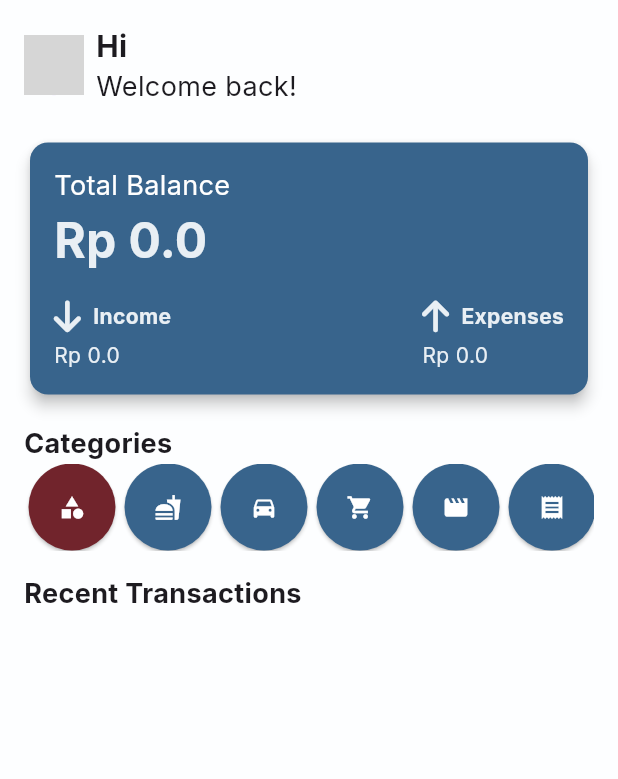
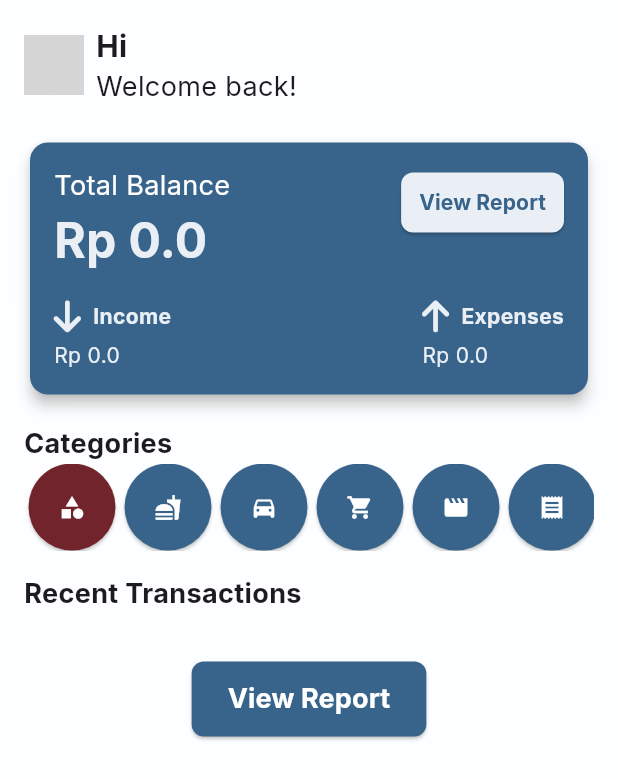
Before and after one commit to VinChriZ/MoneyManager, a Flutter app: the HomeScreen screen opened directly, on a phone screen of 412 x 824 dp. Shown: the top 779 px of the screen. Run offline on Flutter 3.47's test engine with Material 3 defaults, Android fonts, the phone set to English and light mode, and no system bars; our stand-ins replace cloud_firestore, firebase_auth, firebase_core, fl_chart, flutter_speed_dial, flutter_svg and 5 more; accounts and stored records are empty; network calls fail; grey boxes are pictures that could not be loaded.

Commit message:
Add View Report Button

```diff
--- a/lib/home.dart
+++ b/lib/home.dart
@@ -1,6 +1,7 @@
 import 'package:flutter/material.dart';
 import 'package:firebase_auth/firebase_auth.dart';
 import 'package:cloud_firestore/cloud_firestore.dart';
+import 'package:flutter_moneymanager/report.dart';
 import 'package:font_awesome_flutter/font_awesome_flutter.dart';
 import 'package:fl_chart/fl_chart.dart';
 import 'package:google_fonts/google_fonts.dart';
@@ -195,7 +196,9 @@ class _HomeScreenState extends State<HomeScreen> {
                       elevation: 4.0,
                       child: Padding(
                         padding: const EdgeInsets.all(16.0),
-                        child: Column(
+                        child: Stack(
+                          children: [
+                            Column(
                               crossAxisAlignment: CrossAxisAlignment.start,
                               children: [
                                 Text(
@@ -212,10 +215,12 @@ class _HomeScreenState extends State<HomeScreen> {
                                 ),
                                 SizedBox(height: 16.0),
                                 Row(
-                              mainAxisAlignment: MainAxisAlignment.spaceBetween,
+                                  mainAxisAlignment:
+                                      MainAxisAlignment.spaceBetween,
                                   children: [
                                     Column(
-                                  crossAxisAlignment: CrossAxisAlignment.start,
+                                      crossAxisAlignment:
+                                          CrossAxisAlignment.start,
                                       children: [
                                         Row(
                                           children: [
@@ -225,7 +230,8 @@ class _HomeScreenState extends State<HomeScreen> {
                                             Text(
                                               'Income',
                                               style: GoogleFonts.inter(
-                                              color: const Color(0xFFe9eff4),
+                                                  color:
+                                                      const Color(0xFFe9eff4),
                                                   fontSize: 14,
                                                   fontWeight: FontWeight.bold),
                                             ),
@@ -241,7 +247,8 @@ class _HomeScreenState extends State<HomeScreen> {
                                       ],
                                     ),
                                     Column(
-                                  crossAxisAlignment: CrossAxisAlignment.start,
+                                      crossAxisAlignment:
+                                          CrossAxisAlignment.start,
                                       children: [
                                         Row(
                                           children: [
@@ -251,7 +258,8 @@ class _HomeScreenState extends State<HomeScreen> {
                                             Text(
                                               'Expenses',
                                               style: GoogleFonts.inter(
-                                              color: const Color(0xFFe9eff4),
+                                                  color:
+                                                      const Color(0xFFe9eff4),
                                                   fontSize: 14,
                                                   fontWeight: FontWeight.bold),
                                             ),
@@ -267,6 +275,36 @@ class _HomeScreenState extends State<HomeScreen> {
                                       ],
                                     ),
                                   ],
+                                ),
+                              ],
+                            ),
+                            Positioned(
+                              top: 0,
+                              right: 0,
+                              child: ElevatedButton(
+                                onPressed: () {
+                                  Navigator.push(
+                                    context,
+                                    MaterialPageRoute(
+                                        builder: (context) => ReportPage()),
+                                  );
+                                },
+                                style: ElevatedButton.styleFrom(
+                                  backgroundColor: Color(0xFFe9eff4),
+                                  foregroundColor: Color(0xFF38648c),
+                                  padding: EdgeInsets.symmetric(
+                                      horizontal: 12.0, vertical: 8.0),
+                                  shape: RoundedRectangleBorder(
+                                    borderRadius: BorderRadius.circular(8.0),
+                                  ),
+                                ),
+                                child: Text(
+                                  'View Report',
+                                  style: GoogleFonts.inter(
+                                      fontSize: 14,
+                                      fontWeight: FontWeight.bold),
+                                ),
+                              ),
                             ),
                           ],
                         ),
@@ -286,6 +324,29 @@ class _HomeScreenState extends State<HomeScreen> {
                     ),
                     SizedBox(height: 16.0),
                     _buildRecentTransactions(),
+                    SizedBox(height: 16.0),
+                    ElevatedButton(
+                      onPressed: () {
+                        Navigator.push(
+                          context,
+                          MaterialPageRoute(builder: (context) => ReportPage()),
+                        );
+                      },
+                      style: ElevatedButton.styleFrom(
+                        backgroundColor: Color(0xFF38648c),
+                        foregroundColor: Colors.white,
+                        padding: EdgeInsets.symmetric(
+                            horizontal: 24.0, vertical: 12.0),
+                        shape: RoundedRectangleBorder(
+                          borderRadius: BorderRadius.circular(8.0),
+                        ),
+                      ),
+                      child: Text(
+                        'View Report',
+                        style: GoogleFonts.inter(
+                            fontSize: 18, fontWeight: FontWeight.bold),
+                      ),
+                    ),
                   ],
                 ),
               ),
```
Lines whose indentation alone changed are shown as unchanged.
